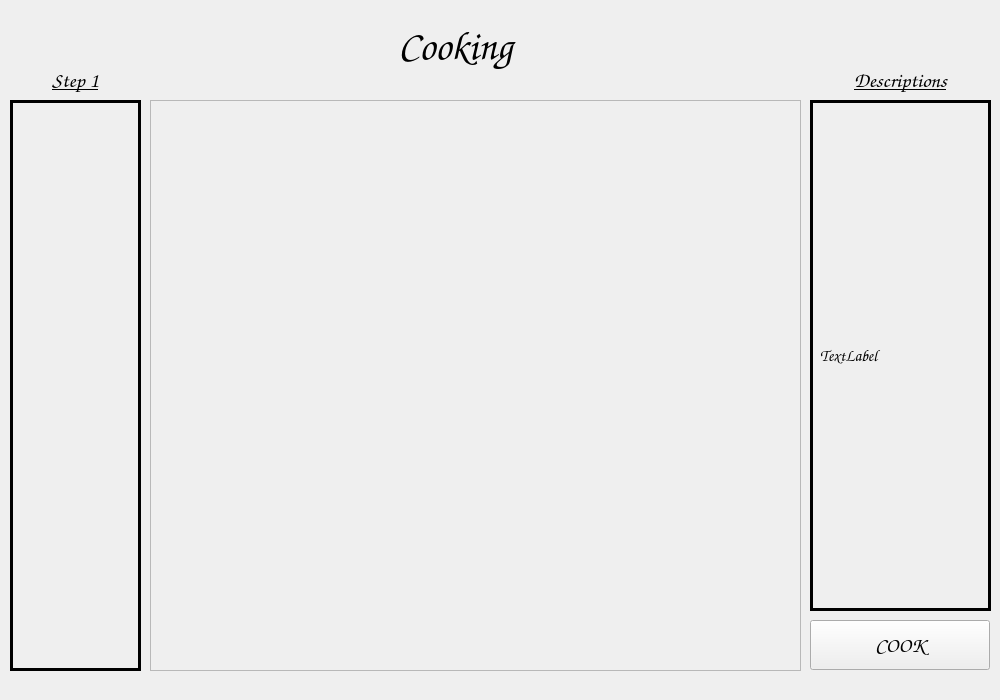
First picture: the form in s3Cooking.ui, repository ReneeTong/a8-edu-app, before the edit.
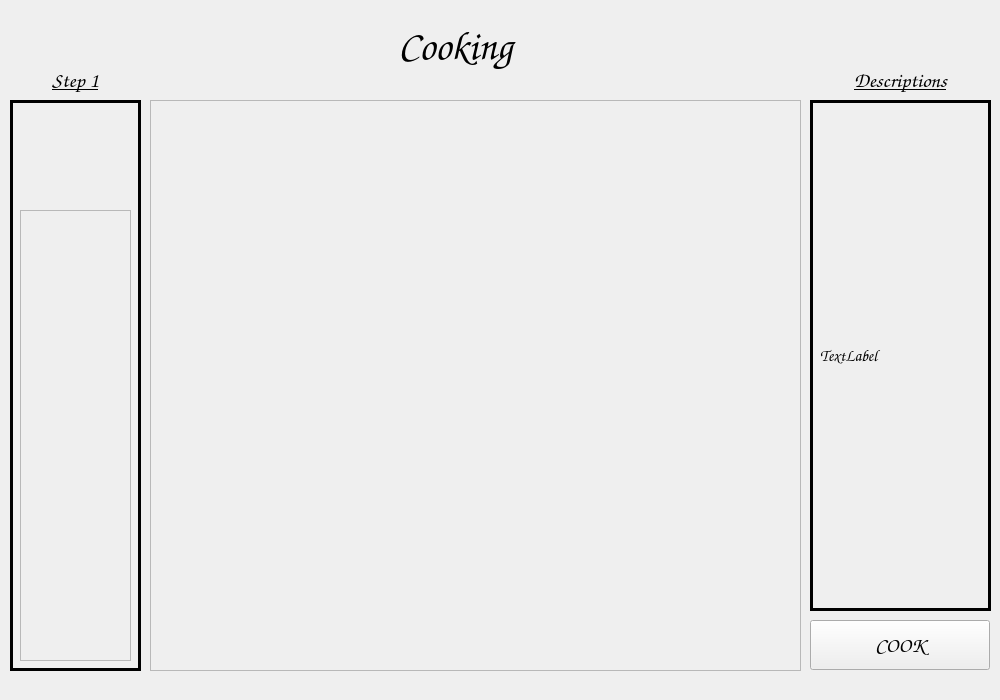
Second picture: the form after the edit. Custom widgets are drawn as their Qt base class.

Commit message: s2Recipe now sends to s3Cooking and displays Ingredients

Patch:
```diff
--- a/s3Cooking.ui
+++ b/s3Cooking.ui
@@ -77,6 +77,29 @@
    <property name="lineWidth">
     <number>3</number>
    </property>
+   <widget class="ScrollCarousel" name="ingredientList">
+    <property name="geometry">
+     <rect>
+      <x>10</x>
+      <y>110</y>
+      <width>111</width>
+      <height>451</height>
+     </rect>
+    </property>
+    <property name="widgetResizable">
+     <bool>true</bool>
+    </property>
+    <widget class="QWidget" name="scrollAreaWidgetContents_2">
+     <property name="geometry">
+      <rect>
+       <x>0</x>
+       <y>0</y>
+       <width>109</width>
+       <height>449</height>
+      </rect>
+     </property>
+    </widget>
+   </widget>
   </widget>
   <widget class="QPushButton" name="nextBtn">
    <property name="geometry">
```
The commit also changes 9 other files.
